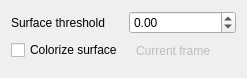
The window that gui/VolumeOptions.ui (Kitware/TeleSculptor) describes before a commit, drawn with Qt 5.
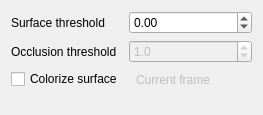
The same window after the commit.

Diff of the .ui file:
```diff
--- a/gui/VolumeOptions.ui
+++ b/gui/VolumeOptions.ui
@@ -6,8 +6,8 @@
    <rect>
     <x>0</x>
     <y>0</y>
-    <width>247</width>
-    <height>78</height>
+    <width>263</width>
+    <height>115</height>
    </rect>
   </property>
   <property name="windowTitle">
@@ -24,27 +24,24 @@
    <item row="0" column="1">
     <widget class="QDoubleSpinBox" name="doubleSpinBoxSurfaceThreshold">
      <property name="minimum">
-      <double>-100.0</double>
+      <double>-100.000000000000000</double>
      </property>
      <property name="maximum">
-      <double>100.0</double>
-     </property>
-     <property name="value">
-      <double>0.000000000000000</double>
+      <double>100.000000000000000</double>
      </property>
      <property name="singleStep">
       <double>0.1</double>
      </property>
     </widget>
    </item>
-   <item row="1" column="0">
+   <item row="2" column="0">
     <widget class="QCheckBox" name="checkBoxColorizeSurface">
      <property name="text">
       <string>Colorize surface</string>
      </property>
     </widget>
    </item>
-   <item row="1" column="1">
+   <item row="2" column="1">
     <widget class="QToolButton" name="toolButtonColorizeSurfaceMenu">
      <property name="enabled">
       <bool>false</bool>
@@ -66,6 +63,32 @@
      </property>
     </widget>
    </item>
+   <item row="1" column="0">
+    <widget class="QLabel" name="label_3">
+     <property name="text">
+      <string>Occlusion threshold</string>
+     </property>
+    </widget>
+   </item>
+   <item row="1" column="1">
+    <widget class="QDoubleSpinBox" name="doubleSpinBoxOcclusionThreshold">
+     <property name="enabled">
+      <bool>false</bool>
+     </property>
+     <property name="toolTip">
+      <string>Points at higher depth difference are considered occluded</string>
+     </property>
+     <property name="decimals">
+      <number>1</number>
+     </property>
+     <property name="minimum">
+      <double>-1.000000000000000</double>
+     </property>
+     <property name="value">
+      <double>1.000000000000000</double>
+     </property>
+    </widget>
+   </item>
   </layout>
  </widget>
  <resources/>
```
Left out of the diff: 5 changed lines with no effect on the pictures.
